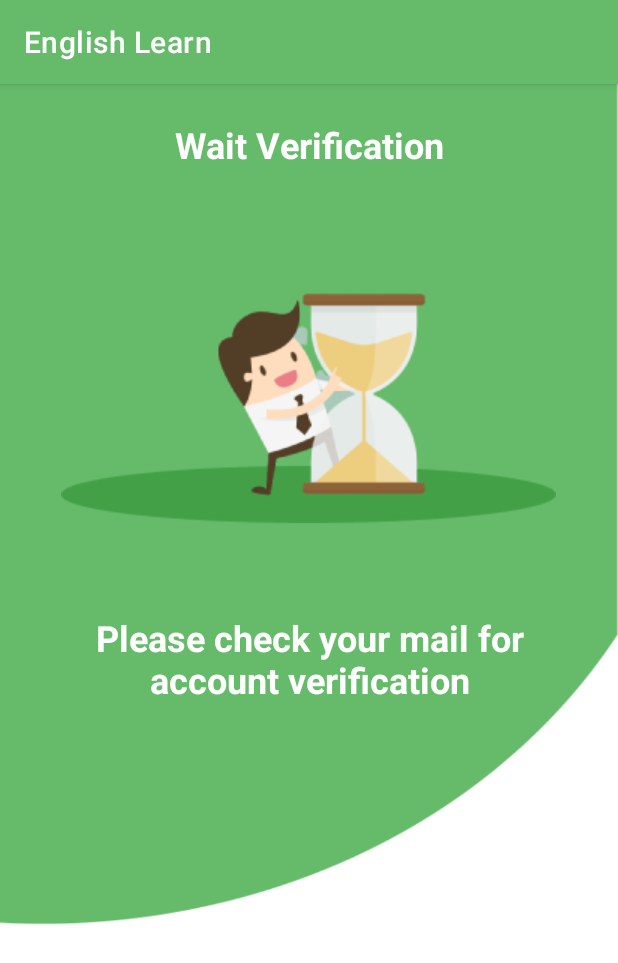
After one commit to icksannugrahaa/Pronunciation-Learning-with-Translator, an Android app: the VerificationWaitActivity screen opened directly, with no data from a screen before it, on a phone screen of 412 x 824 dp. The commit adds this screen. Shown: the top 963 px of the screen. Run offline under Robolectric (Android 15) with nearby library versions, the light colour scheme and no system bars.

Commit message:
Adding Verification UI

```diff
--- a/apps/app/src/main/AndroidManifest.xml
+++ b/apps/app/src/main/AndroidManifest.xml
@@ -9,7 +9,11 @@
         android:roundIcon="@mipmap/ic_launcher_round"
         android:supportsRtl="true"
         android:theme="@style/Theme.EnglishLearn">
-        <activity android:name=".ui.question.BasicQuestionActivity"></activity>
+        <activity android:name=".ui.verification.VerificationSuccessActivity"></activity>
+        <activity android:name=".ui.verification.VerificationWaitActivity" />
+        <activity
+            android:name=".ui.question.BasicQuestionActivity"
+            android:theme="@style/Theme.EnglishLearn.NoActionBar" />
         <activity
             android:name=".ui.login.LoginActivity"
             android:theme="@style/Theme.EnglishLearn.NoActionBar" />
--- /dev/null
+++ b/apps/app/src/main/java/com/ninepm/english/learn/ui/verification/VerificationWaitActivity.kt
@@ -0,0 +1,12 @@
+package com.ninepm.english.learn.ui.verification
+
+import androidx.appcompat.app.AppCompatActivity
+import android.os.Bundle
+import com.ninepm.english.learn.R
+
+class VerificationWaitActivity : AppCompatActivity() {
+    override fun onCreate(savedInstanceState: Bundle?) {
+        super.onCreate(savedInstanceState)
+        setContentView(R.layout.activity_verification_wait)
+    }
+}
--- a/apps/app/src/main/res/layout/activity_question_basic.xml
+++ b/apps/app/src/main/res/layout/activity_question_basic.xml
@@ -12,7 +12,7 @@
         android:theme="@style/ThemeOverlay.MaterialComponents.Dark.ActionBar">
 
         <androidx.appcompat.widget.Toolbar
-            android:id="@+id/lesson_toolbar"
+            android:id="@+id/question_basic_toolbar"
             android:layout_width="match_parent"
             android:layout_height="?attr/actionBarSize"
             android:background="@color/green_200"
@@ -47,12 +47,13 @@
                     app:layout_constraintTop_toTopOf="@+id/btn_back" />
 
 
-                <ImageView
+                <ImageButton
                     android:id="@+id/img_status"
                     android:layout_width="wrap_content"
                     android:layout_height="wrap_content"
                     android:src="@drawable/ic_contact_support_white"
                     android:paddingEnd="16dp"
+                    android:background="@color/transparent"
                     app:layout_constraintBottom_toBottomOf="parent"
                     app:layout_constraintEnd_toEndOf="parent"
                     app:layout_constraintTop_toTopOf="parent"
--- /dev/null
+++ b/apps/app/src/main/res/layout/activity_verification_wait.xml
@@ -0,0 +1,50 @@
+<?xml version="1.0" encoding="utf-8"?>
+<androidx.constraintlayout.widget.ConstraintLayout xmlns:android="http://schemas.android.com/apk/res/android"
+    xmlns:app="http://schemas.android.com/apk/res-auto"
+    xmlns:tools="http://schemas.android.com/tools"
+    android:layout_width="match_parent"
+    android:layout_height="match_parent"
+    android:background="@drawable/verification_wait_bg"
+    tools:context=".ui.verification.VerificationWaitActivity">
+
+    <TextView
+        android:id="@+id/txt_verification_wait"
+        android:layout_width="wrap_content"
+        android:layout_height="wrap_content"
+        android:layout_marginTop="24dp"
+        android:text="@string/wait_verification"
+        android:textColor="@color/white"
+        android:textSize="24sp"
+        android:textStyle="bold"
+        app:layout_constraintEnd_toEndOf="parent"
+        app:layout_constraintStart_toStartOf="parent"
+        app:layout_constraintTop_toTopOf="parent" />
+
+    <ImageView
+        android:id="@+id/imageView2"
+        android:layout_width="wrap_content"
+        android:layout_height="wrap_content"
+        android:layout_marginTop="48dp"
+        app:layout_constraintEnd_toEndOf="parent"
+        app:layout_constraintHorizontal_bias="0.493"
+        app:layout_constraintStart_toStartOf="parent"
+        app:layout_constraintTop_toBottomOf="@+id/txt_verification_wait"
+        app:srcCompat="@drawable/ic_verification_wait" />
+
+    <TextView
+        android:id="@+id/txt_verification_wait_message"
+        android:layout_width="wrap_content"
+        android:layout_height="wrap_content"
+        android:layout_marginTop="48dp"
+        android:textColor="@color/white"
+        android:textSize="24sp"
+        android:paddingHorizontal="40dp"
+        android:textAlignment="center"
+        android:textStyle="bold"
+        android:text="@string/verification_message"
+        app:layout_constraintEnd_toEndOf="parent"
+        app:layout_constraintHorizontal_bias="0.498"
+        app:layout_constraintStart_toStartOf="parent"
+        app:layout_constraintTop_toBottomOf="@+id/imageView2" />
+
+</androidx.constraintlayout.widget.ConstraintLayout>
--- a/apps/app/src/main/res/layout/question_basic_content_detail.xml
+++ b/apps/app/src/main/res/layout/question_basic_content_detail.xml
@@ -173,7 +173,7 @@
             android:layout_height="wrap_content"
             android:layout_alignParentEnd="true"
             android:backgroundTint="@color/green_200"
-            app:srcCompat="@drawable/ic_mic_white" />
+            android:src="@drawable/ic_mic_white" />
 
     </RelativeLayout>
 </androidx.constraintlayout.widget.ConstraintLayout>
--- a/apps/app/src/main/res/values/strings.xml
+++ b/apps/app/src/main/res/values/strings.xml
@@ -17,4 +17,11 @@
     <string name="no_mistake_were_found">No mistake were found!</string>
     <string name="answer">Answer</string>
     <string name="question_test">Lorem Ipsum is simply dummy text of the printing and typesetting industry. Lorem Ipsum has been the industry\'s standard dummy text ever since the 1500s, when an unknown printer took a galley of type and scrambled it to make a type specimen book. It has survived not only five centuries, but also the leap into electronic typesetting, remaining essentially unchanged. It was popularised in the 1960s with the release of Letraset sheets containing Lorem Ipsum passages, and more recently with desktop publishing software like Aldus PageMaker including versions of Lorem Ipsum.</string>
+    <string name="are_you_sure">ARE YOU SURE ?,</string>
+    <string name="leave_message">want leave from this task module</string>
+    <string name="cancel">Cancel</string>
+    <string name="yes">Yes</string>
+    <string name="wait_verification">Wait Verification</string>
+    <string name="verification_message">Please check your mail for account verification</string>
+    <string name="successfully_verification">Successfully Verification</string>
 </resources>
```
Also changed, not shown: apps/app/src/main/java/com/ninepm/english/learn/ui/question/BasicQuestionActivity.kt (+15 -4 lines), apps/app/src/main/java/com/ninepm/english/learn/ui/verification/VerificationSuccessActivity.kt (added, +12 -0 lines), apps/app/src/main/res/layout/activity_verification_success.xml (added, +62 -0 lines), apps/app/src/main/res/drawable/ic_verification_success.png (added), apps/app/src/main/res/drawable/ic_verification_wait.png (added), apps/app/src/main/res/drawable/verification_success_bg.png (added), apps/app/src/main/res/drawable/verification_wait_bg.png (added).
